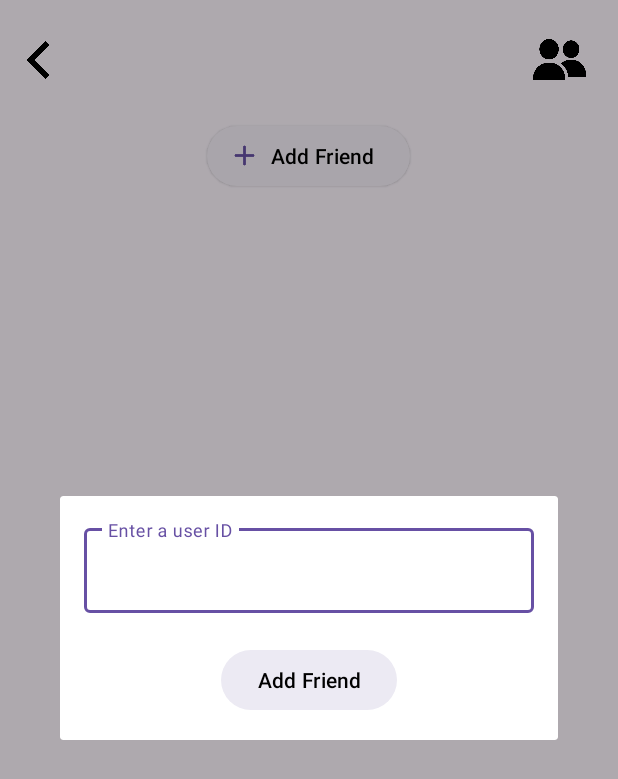
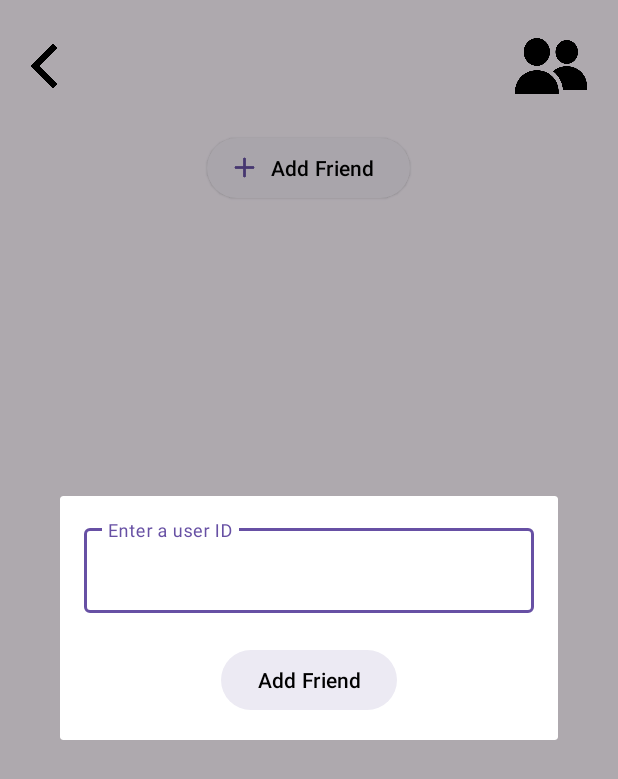
Before and after one commit to vincenteab/BeerIQ, an Android app: the FriendsListActivity screen opened directly, with no data from a screen before it, after a tap on "Add Friend", on a phone screen of 412 x 824 dp. Shown: the top 779 px of the screen. Run offline under Robolectric (Android 15) with nearby library versions, the phone set to English and light mode, and no system bars; our stand-ins replace Firebase (no records; nobody signed in at launch, a user with empty details on screens opened directly).

Commit message:
made friends requests buttons bigger // deleted unused notificaitons folder and xml file

```diff
--- a/app/src/main/res/layout/fragment_friends_list.xml
+++ b/app/src/main/res/layout/fragment_friends_list.xml
@@ -19,18 +19,19 @@
 
             <androidx.appcompat.widget.AppCompatButton
                 android:id="@+id/backButton"
-                android:layout_width="40dp"
-                android:layout_height="40dp"
+                android:layout_width="48dp"
+                android:layout_height="48dp"
                 android:layout_marginLeft="5dp"
                 android:background="@drawable/back_arrow"
                 android:layout_gravity="center_vertical"/>
 
             <androidx.appcompat.widget.AppCompatButton
                 android:id="@+id/friendRequestButton"
-                android:layout_width="35dp"
-                android:layout_height="35dp"
+                android:layout_width="48dp"
+                android:layout_height="48dp"
                 android:layout_gravity="center_vertical"
-                android:layout_marginStart="310dp"
+                android:layout_marginStart="290dp"
+                android:layout_marginRight="5dp"
                 android:background="@drawable/friend_request_icon" />
 
         </LinearLayout>
```
Also changed, not shown: app/src/main/java/com/example/beeriq/ui/notifications/NotificationsFragment.kt (deleted, +0 -42 lines), app/src/main/java/com/example/beeriq/ui/notifications/NotificationsViewModel.kt (deleted, +0 -13 lines), app/src/main/res/layout/fragment_notifications.xml (deleted, +0 -22 lines).
